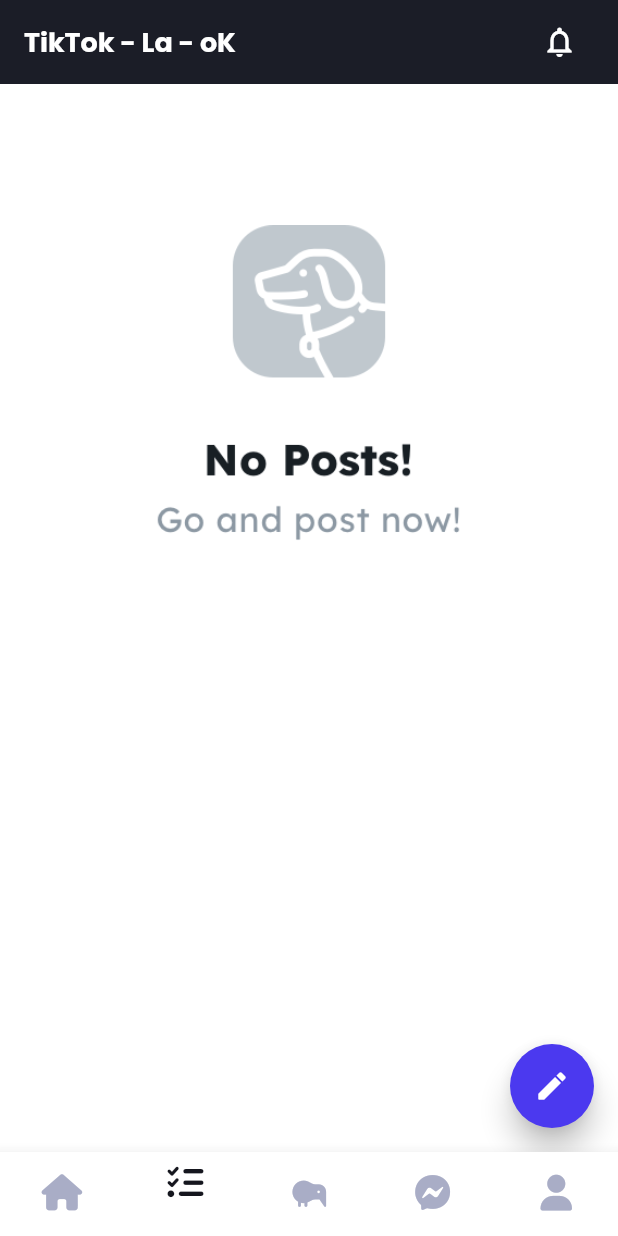
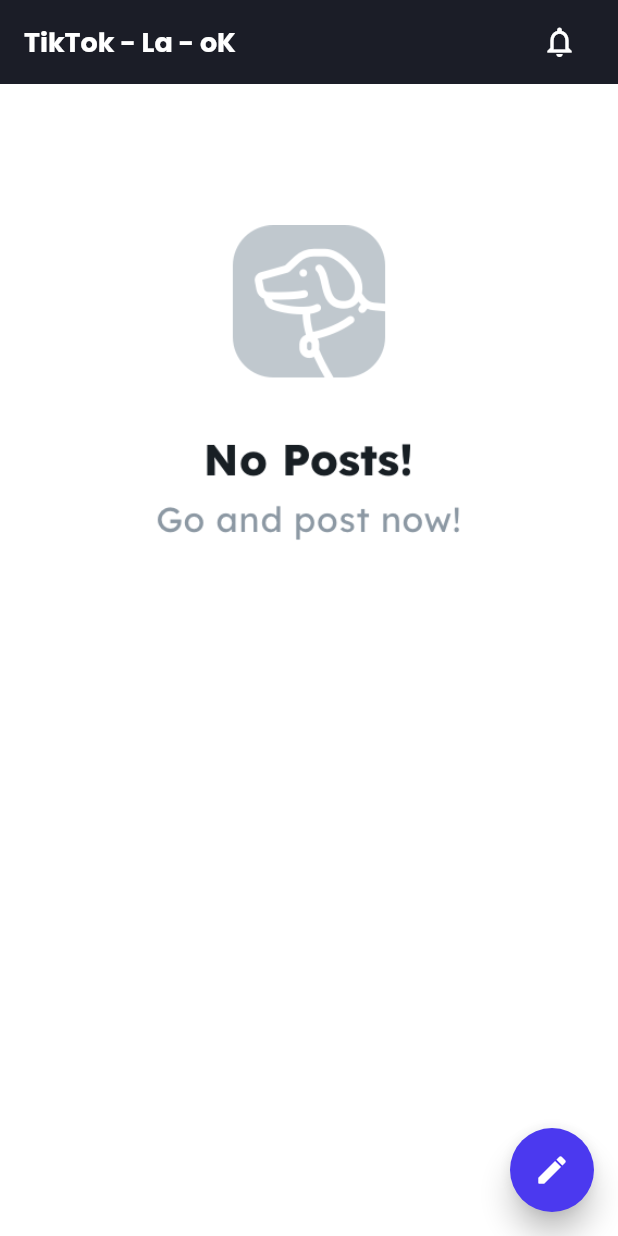
Before and after one commit to adminaitekcloud/chixie, a Flutter app: the screen it shows once a user with an empty profile is signed in, after a tap on "View All", on a phone screen of 412 x 824 dp. Run offline on Flutter 3.47's test engine with Material 2 defaults, Android fonts, the phone set to English and light mode, and no system bars; our stand-ins replace auto_size_text, cached_network_image, chewie, cloud_firestore, cloud_functions, easy_debounce and 22 more; missing offline and left inert: dash_chat, json_path, mime_type, webviewx_plus; accounts and stored records are empty; network calls fail.

Commit message:
Updating to latest FlutterFlow output.

```diff
--- a/lib/components/members_all/members_all_widget.dart
+++ b/lib/components/members_all/members_all_widget.dart
@@ -576,7 +576,8 @@ class _MembersAllWidgetState extends State<MembersAllWidget> {
                                                   ),
                                                 );
                                               },
-                                            ).then((value) => setState(() {}));
+                                            ).then(
+                                                (value) => safeSetState(() {}));
                                           },
                                           text: 'Assets',
                                           options: FFButtonOptions(
--- a/lib/components/pages/home_page/home_page_widget.dart
+++ b/lib/components/pages/home_page/home_page_widget.dart
@@ -93,7 +93,7 @@ class _HomePageWidgetState extends State<HomePageWidget>
                 ),
               );
             },
-          ).then((value) => setState(() {}));
+          ).then((value) => safeSetState(() {}));
         },
         backgroundColor: Color(0xFF4B39EF),
         elevation: 8.0,
@@ -210,6 +210,7 @@ class _HomePageWidgetState extends State<HomePageWidget>
                             EdgeInsetsDirectional.fromSTEB(0.0, 4.0, 0.0, 8.0),
                         child: StreamBuilder<UsersRecord>(
                           stream: _model.posted(
+                            uniqueQueryKey: socialFeedUserPostsRecord.postTitle,
                             requestFn: () => UsersRecord.getDocument(
                                 socialFeedUserPostsRecord.postUser!),
                           ),
--- a/lib/components/pages/post_details/post_details_widget.dart
+++ b/lib/components/pages/post_details/post_details_widget.dart
@@ -171,7 +171,7 @@ class _PostDetailsWidgetState extends State<PostDetailsWidget> {
                                               ),
                                             );
                                           },
-                                        ).then((value) => setState(() {}));
+                                        ).then((value) => safeSetState(() {}));
                                       },
                                     ),
                                 ],
--- a/lib/components/pages/transactions/transactions_widget.dart
+++ b/lib/components/pages/transactions/transactions_widget.dart
@@ -51,7 +51,7 @@ class _TransactionsWidgetState extends State<TransactionsWidget> {
               style: FlutterFlowTheme.of(context).headlineMedium.override(
                     fontFamily:
                         FlutterFlowTheme.of(context).headlineMediumFamily,
-                    color: Colors.white,
+                    color: FlutterFlowTheme.of(context).primaryText,
                     fontSize: 22.0,
                     useGoogleFonts: GoogleFonts.asMap().containsKey(
                         FlutterFlowTheme.of(context).headlineMediumFamily),
--- a/lib/flutter_flow/nav/nav.dart
+++ b/lib/flutter_flow/nav/nav.dart
@@ -110,9 +110,7 @@ GoRouter createRouter(AppStateNotifier appStateNotifier) => GoRouter(
         FFRoute(
           name: 'homePage',
           path: '/homePage',
-          builder: (context, params) => params.isEmpty
-              ? NavBarPage(initialPage: 'homePage')
-              : HomePageWidget(),
+          builder: (context, params) => HomePageWidget(),
         ),
         FFRoute(
           name: 'profilePage',
--- a/lib/index.dart
+++ b/lib/index.dart
@@ -35,7 +35,7 @@ export '/components/pages/create_group_chat/create_group_chat_widget.dart'
 export '/components/pages/intro/intro_widget.dart' show IntroWidget;
 export '/components/pages/settings_new/settings_new_widget.dart'
     show SettingsNewWidget;
-export '/components/pages/main_home/main_home_widget.dart' show MainHomeWidget;
+export '/components/main_home/main_home_widget.dart' show MainHomeWidget;
 export '/components/pages/talkto_chixie/talkto_chixie_widget.dart'
     show TalktoChixieWidget;
 export '/components/pages/user_assets/user_assets_widget.dart'
--- a/lib/main.dart
+++ b/lib/main.dart
@@ -95,11 +95,31 @@ class _MyAppState extends State<MyApp> {
       ],
       theme: ThemeData(
         brightness: Brightness.light,
-        scrollbarTheme: ScrollbarThemeData(),
+        scrollbarTheme: ScrollbarThemeData(
+          thumbColor: MaterialStateProperty.resolveWith((states) {
+            if (states.contains(MaterialState.dragged)) {
+              return Color(4293823328);
+            }
+            if (states.contains(MaterialState.hovered)) {
+              return Color(4293823328);
+            }
+            return Color(4293823328);
+          }),
+        ),
       ),
       darkTheme: ThemeData(
         brightness: Brightness.dark,
-        scrollbarTheme: ScrollbarThemeData(),
+        scrollbarTheme: ScrollbarThemeData(
+          thumbColor: MaterialStateProperty.resolveWith((states) {
+            if (states.contains(MaterialState.dragged)) {
+              return Color(4293823328);
+            }
+            if (states.contains(MaterialState.hovered)) {
+              return Color(4293823328);
+            }
+            return Color(4293823328);
+          }),
+        ),
       ),
       themeMode: _themeMode,
       routerConfig: _router,
@@ -133,7 +153,6 @@ class _NavBarPageState extends State<NavBarPage> {
   Widget build(BuildContext context) {
     final tabs = {
       'MainHome': MainHomeWidget(),
-      'homePage': HomePageWidget(),
       'profilePage': ProfilePageWidget(),
       'allChatsPage': AllChatsPageWidget(),
       'SettingsNew': SettingsNewWidget(),
@@ -148,8 +167,8 @@ class _NavBarPageState extends State<NavBarPage> {
           _currentPage = null;
           _currentPageName = tabs.keys.toList()[i];
         }),
-        backgroundColor: FlutterFlowTheme.of(context).primaryText,
-        selectedItemColor: FlutterFlowTheme.of(context).primaryBackground,
+        backgroundColor: FlutterFlowTheme.of(context).primaryBackground,
+        selectedItemColor: FlutterFlowTheme.of(context).primaryText,
         unselectedItemColor: FlutterFlowTheme.of(context).secondaryText,
         showSelectedLabels: true,
         showUnselectedLabels: false,
@@ -158,14 +177,6 @@ class _NavBarPageState extends State<NavBarPage> {
           BottomNavigationBarItem(
             icon: FaIcon(
               FontAwesomeIcons.home,
-              size: 24.0,
-            ),
-            label: '',
-            tooltip: '',
-          ),
-          BottomNavigationBarItem(
-            icon: FaIcon(
-              FontAwesomeIcons.tasks,
               size: 24.0,
             ),
             label: '',
```
Also changed, not shown: lib/flutter_flow/flutter_flow_util.dart (+10 -0 lines), lib/components/main_home/main_home_model.dart (renamed from lib/components/pages/main_home/main_home_model.dart), lib/components/main_home/main_home_widget.dart (renamed from lib/components/pages/main_home/main_home_widget.dart), 12 other files.
